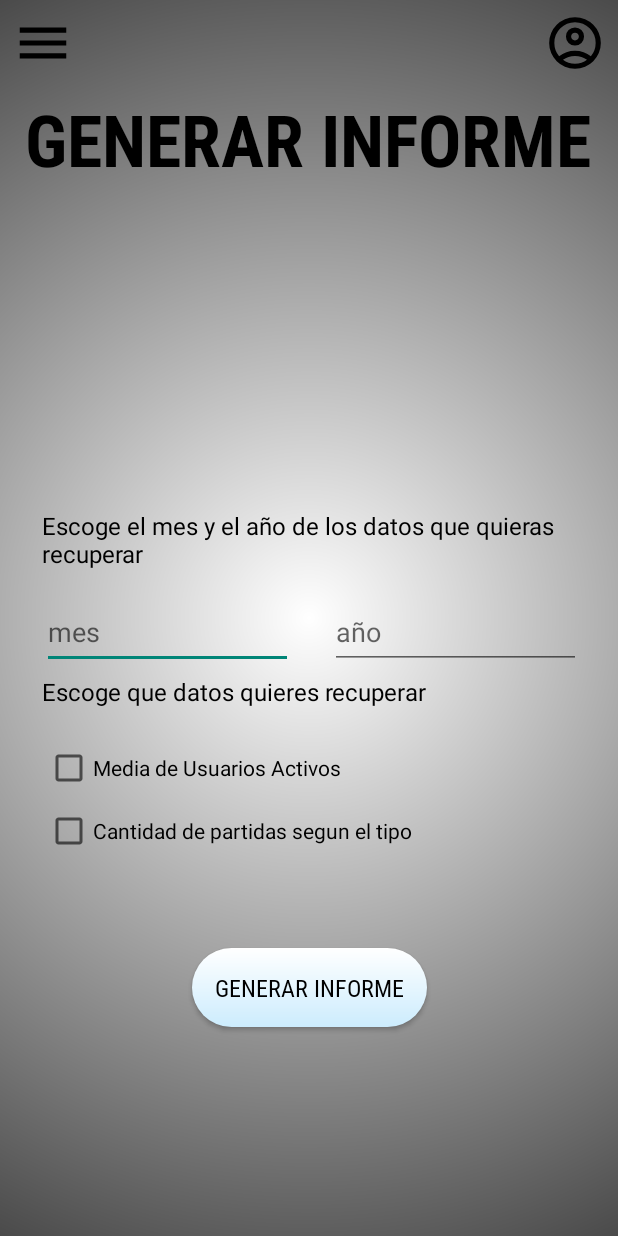
After one commit to EdrhianValerioITICB/KotlinApp3TEX, an Android app: the layout generador_informe.xml on its own in the app's theme, with its tools: preview values and no code run, on a phone screen of 412 x 824 dp. The commit adds this screen. Run offline under Robolectric (Android 15) with nearby library versions, the phone set to English and light mode, and no system bars.

Commit message:
Added Generador informa class and layout

```diff
--- a/app/src/main/AndroidManifest.xml
+++ b/app/src/main/AndroidManifest.xml
@@ -18,7 +18,6 @@
             android:exported="true">
             <intent-filter>
                 <action android:name="android.intent.action.MAIN" />
-
                 <category android:name="android.intent.category.LAUNCHER" />
             </intent-filter>
         </activity>
@@ -30,7 +29,7 @@
         <activity android:name=".Matchmaking" android:screenOrientation="portrait"></activity>
         <activity android:name=".Menu" android:screenOrientation="portrait"></activity>
         <activity android:name=".Offline" android:screenOrientation="portrait"></activity>
-        <activity android:name=".Online" android:screenOrientation="portrait"></activity>
+        <activity android:name=".Online" android:screenOrientation="portrait"></activity>w
         <activity android:name=".EstiloPieza" android:screenOrientation="portrait"></activity>
         <activity android:name=".Perfil" android:screenOrientation="portrait"></activity>
         <activity android:name=".Configuracion" android:screenOrientation="portrait"></activity>
@@ -46,7 +45,7 @@
         <activity android:name=".TutorialF" android:screenOrientation="portrait"></activity>
         <activity android:name=".LogrosDesbloqueados" android:screenOrientation="portrait"></activity>
         <activity android:name=".LogroDescripcion"
-            android:theme="@style/Theme.AppCompat.Light.Dialog" android:screenOrientation="portrait"></activity>
+            android:theme="@style/Theme.AppCompat.Light.Dialog"></activity>
 
 
     </application>
--- /dev/null
+++ b/app/src/main/java/com/edrhian/kotlinapp3tex/GeneradorInforme.kt
@@ -0,0 +1,14 @@
+package com.edrhian.kotlinapp3tex
+
+import android.media.MediaPlayer
+import android.os.Bundle
+import androidx.appcompat.app.AppCompatActivity
+
+class GeneradorInforme : AppCompatActivity(){
+    private lateinit var mp: MediaPlayer
+    override fun onCreate(savedInstanceState: Bundle?) {
+        super.onCreate(savedInstanceState)
+        setContentView(R.layout.generador_informe)
+        mp = MediaPlayer.create(this, R.raw.button_click)
+    }
+}
--- /dev/null
+++ b/app/src/main/res/layout/generador_informe.xml
@@ -0,0 +1,147 @@
+<?xml version="1.0" encoding="utf-8"?>
+<androidx.constraintlayout.widget.ConstraintLayout xmlns:android="http://schemas.android.com/apk/res/android"
+    xmlns:app="http://schemas.android.com/apk/res-auto"
+    xmlns:tools="http://schemas.android.com/tools"
+    style="@style/Theme.KotlinApp3TEX"
+    android:layout_width="match_parent"
+    android:layout_height="match_parent"
+    android:background="@drawable/background_light">
+
+<!--    <FrameLayout-->
+<!--        android:id="@+id/fragmentContainer"-->
+<!--        android:layout_width="293dp"-->
+<!--        android:layout_height="match_parent"-->
+<!--        android:elevation="10dp"-->
+<!--        app:layout_constraintBottom_toBottomOf="parent"-->
+<!--        app:layout_constraintEnd_toEndOf="parent"-->
+<!--        app:layout_constraintHorizontal_bias="0.0"-->
+<!--        app:layout_constraintStart_toStartOf="parent"-->
+<!--        app:layout_constraintTop_toTopOf="parent"-->
+<!--        app:layout_constraintVertical_bias="0.0" />-->
+
+    <TextView
+        android:id="@+id/textView13"
+        style="@style/TextoCorto"
+        android:layout_width="352dp"
+        android:layout_height="41dp"
+        android:layout_marginStart="28dp"
+        android:layout_marginEnd="28dp"
+        android:layout_marginBottom="16dp"
+        android:text="@string/escogeranyo"
+        app:layout_constraintBottom_toTopOf="@+id/editTextNumber"
+        app:layout_constraintEnd_toEndOf="parent"
+        app:layout_constraintHorizontal_bias="0.0"
+        app:layout_constraintStart_toStartOf="parent" />
+
+    <TextView
+        android:id="@+id/tv_title2"
+        style="@style/Titulos"
+        android:layout_width="wrap_content"
+        android:layout_height="wrap_content"
+        android:layout_marginTop="60dp"
+        android:text="@string/generar_informe"
+        app:layout_constraintEnd_toEndOf="parent"
+        app:layout_constraintHorizontal_bias="0.49"
+        app:layout_constraintStart_toStartOf="parent"
+        app:layout_constraintTop_toTopOf="parent" />
+
+    <ImageButton
+        android:id="@+id/btn_account2"
+        style="@style/BotonPerfil"
+        android:layout_width="41dp"
+        android:layout_height="41dp"
+        android:layout_marginTop="8dp"
+        android:layout_marginEnd="8dp"
+        android:onClick="toProfile"
+        app:layout_constraintEnd_toEndOf="parent"
+        app:layout_constraintTop_toTopOf="parent"
+        app:srcCompat="@drawable/ic_account" />
+
+    <ImageButton
+        android:id="@+id/btn_menu2"
+        style="@style/BotonImagen"
+        android:layout_width="41dp"
+        android:layout_height="41dp"
+        android:layout_marginTop="8dp"
+        android:onClick="showMenuFragment"
+        app:layout_constraintStart_toStartOf="parent"
+        app:layout_constraintTop_toTopOf="parent"
+        app:srcCompat="@drawable/ic_menu" />
+
+    <LinearLayout
+        android:id="@+id/linearLayout"
+        android:layout_width="match_parent"
+        android:layout_height="wrap_content"
+        android:layout_marginStart="30dp"
+        android:layout_marginEnd="30dp"
+        android:layout_marginBottom="244dp"
+        android:orientation="vertical"
+        app:layout_constraintBottom_toBottomOf="parent"
+        app:layout_constraintEnd_toEndOf="parent"
+        app:layout_constraintHorizontal_bias="1.0"
+        app:layout_constraintStart_toStartOf="parent">
+
+        <CheckBox
+            android:id="@+id/checkBox2"
+            android:layout_width="match_parent"
+            android:layout_height="wrap_content"
+            android:layout_marginBottom="10dp"
+            android:text="Media de Usuarios Activos" />
+
+        <CheckBox
+            android:id="@+id/checkBox3"
+            android:layout_width="match_parent"
+            android:layout_height="wrap_content"
+            android:layout_marginBottom="10dp"
+            android:text="Cantidad de partidas segun el tipo" />
+
+    </LinearLayout>
+
+    <TextView
+        android:id="@+id/textView12"
+        style="@style/TextoCorto"
+        android:layout_width="wrap_content"
+        android:layout_height="wrap_content"
+        android:layout_marginStart="28dp"
+        android:layout_marginBottom="24dp"
+        android:text="Escoge que datos quieres recuperar"
+        app:layout_constraintBottom_toTopOf="@+id/linearLayout"
+        app:layout_constraintStart_toStartOf="parent" />
+
+    <Button
+        android:id="@+id/button"
+        style="@style/BotonNormal"
+        android:layout_width="wrap_content"
+        android:layout_height="wrap_content"
+        android:layout_marginTop="52dp"
+        android:padding="15dp"
+        android:text="Generar Informe"
+        app:layout_constraintEnd_toEndOf="parent"
+        app:layout_constraintStart_toStartOf="parent"
+        app:layout_constraintTop_toBottomOf="@+id/linearLayout" />
+
+    <EditText
+        android:id="@+id/editTextNumber"
+        android:layout_width="167dp"
+        android:layout_height="49dp"
+        android:layout_marginStart="28dp"
+        android:layout_marginBottom="4dp"
+        android:ems="10"
+        android:hint="mes"
+        android:inputType="number"
+        app:layout_constraintBottom_toTopOf="@+id/textView12"
+        app:layout_constraintStart_toStartOf="parent" />
+
+    <EditText
+        android:id="@+id/editTextNumber2"
+        android:layout_width="167dp"
+        android:layout_height="49dp"
+        android:layout_marginBottom="4dp"
+        android:ems="10"
+        android:hint="año"
+        android:inputType="number"
+        app:layout_constraintBottom_toTopOf="@+id/textView12"
+        app:layout_constraintEnd_toEndOf="parent"
+        app:layout_constraintStart_toEndOf="@+id/editTextNumber" />
+
+</androidx.constraintlayout.widget.ConstraintLayout>
--- a/app/src/main/res/values/strings.xml
+++ b/app/src/main/res/values/strings.xml
@@ -69,4 +69,6 @@
     <string name="clasico">CLÁSICO</string>
     <string name="extremo">EXTREME</string>
     <string name="no_cuenta">No tienes cuenta?</string>
+    <string name="generar_informe">Generar Informe</string>
+    <string name="escogeranyo">Escoge el mes y el año de los datos que quieras recuperar</string>
 </resources>
```
